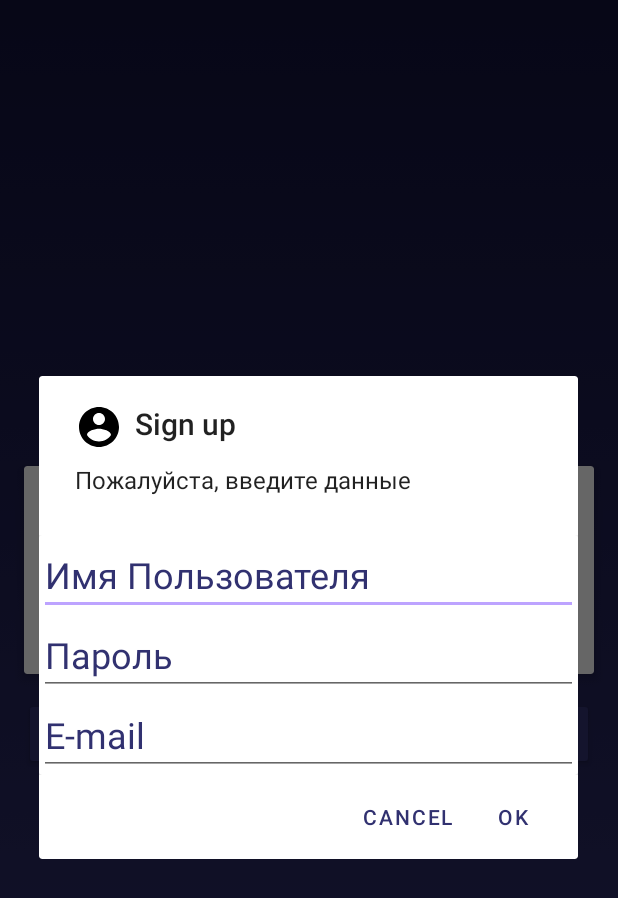
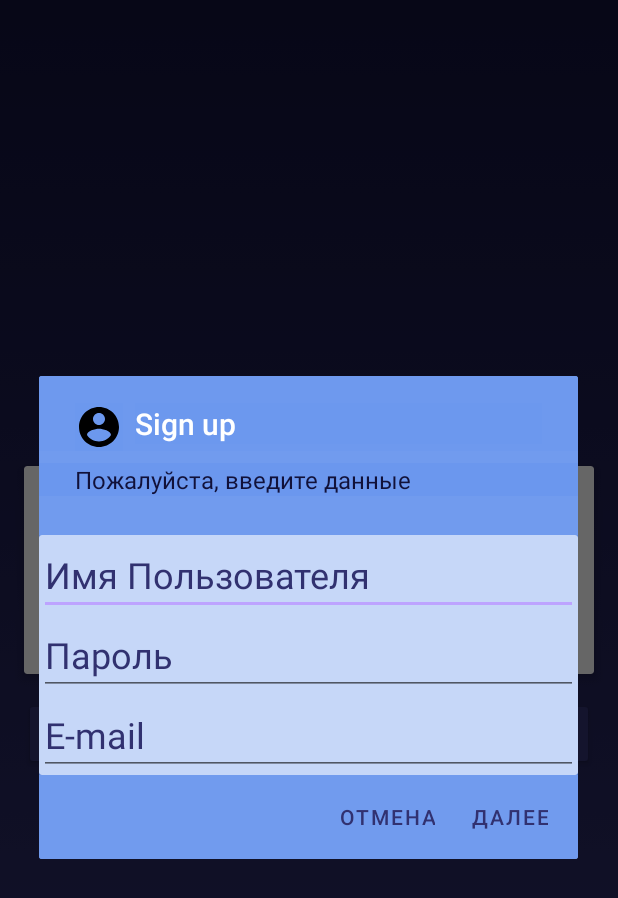
Before and after one commit to MariaForester/WhoWantsToBecomeLowLevelProgrammer, an Android app: the MultiplayerGame screen opened directly, with no data from a screen before it, after a tap on "SIGN UP", on a phone screen of 412 x 824 dp. Shown: the top 898 px of the screen. Run offline under Robolectric (Android 15) with nearby library versions, the phone set to English and light mode, and no system bars; our stand-ins replace Firebase (no records; nobody signed in at launch, a user with empty details on screens opened directly); libraries missing offline, so code that uses them is left out: com.rengwuxian.materialedittext; plain views replace MaterialEditText; 5 statements that could not run were skipped.

Commit message:
Design for alert dialog in sign-up window is changed

```diff
--- a/app/src/main/java/com/lowlevelprog/lowlevelprogrammer/MultiplayerGame.java
+++ b/app/src/main/java/com/lowlevelprog/lowlevelprogrammer/MultiplayerGame.java
@@ -52,11 +52,11 @@ public class MultiplayerGame extends AppCompatActivity {
         db = FirebaseDatabase.getInstance();
         users = db.getReference("Users");
 
-        editUser = (MaterialEditText) findViewById(R.id.user_name_editing);
-        editPassword = (MaterialEditText) findViewById(R.id.password_editing);
+        editUser = findViewById(R.id.user_name_editing);
+        editPassword = findViewById(R.id.password_editing);
 
-        btnSignIn = (Button) findViewById(R.id.btn_sign_in);
-        btnSignUp = (Button) findViewById(R.id.btn_sign_up);
+        btnSignIn = findViewById(R.id.btn_sign_in);
+        btnSignUp = findViewById(R.id.btn_sign_up);
 
         btnSignUp.setOnClickListener(new View.OnClickListener(){
             @Override
@@ -104,28 +104,31 @@ public class MultiplayerGame extends AppCompatActivity {
     }
 
     private void showSignUpDialog() {
-        AlertDialog.Builder ad = new AlertDialog.Builder(MultiplayerGame.this);
+        AlertDialog.Builder ad = new AlertDialog.Builder(MultiplayerGame.this,
+                R.style.AlertDialogStyle);
         ad.setTitle("Sign up");
         ad.setMessage("Пожалуйста, введите данные");
 
         LayoutInflater inf = this.getLayoutInflater();
         View signUpLayout = inf.inflate(R.layout.signing_up, null);
 
-        editNewUser = (MaterialEditText) signUpLayout.findViewById(R.id.new_user_name_editing);
-        editNewEmail = (MaterialEditText) signUpLayout.findViewById(R.id.new_email_editing);
-        editNewPassword = (MaterialEditText) signUpLayout.findViewById(R.id.new_password_editing);
+        editNewUser = signUpLayout.findViewById(R.id.new_user_name_editing);
+        editNewEmail = signUpLayout.findViewById(R.id.new_email_editing);
+        editNewPassword = signUpLayout.findViewById(R.id.new_password_editing);
 
         ad.setView(signUpLayout);
         ad.setIcon(R.drawable.ic_account_circle_black_24dp);
 
-        ad.setNegativeButton("Cancel", new DialogInterface.OnClickListener() {
+        ad.setNegativeButton("Отмена", new DialogInterface.OnClickListener() {
             @Override
             public void onClick(DialogInterface dialog, int which) {
                 dialog.dismiss();
             }
         });
 
-        ad.setPositiveButton("Ok", new DialogInterface.OnClickListener() {
+
+        ad.setPositiveButton("Далее", new DialogInterface.OnClickListener() {
+
             @Override
             public void onClick(DialogInterface dialog, int which) {
                 final User user = new User(editNewUser.getText().toString(),
--- a/app/src/main/res/layout/signing_up.xml
+++ b/app/src/main/res/layout/signing_up.xml
@@ -5,24 +5,27 @@
     android:layout_height="wrap_content"
     android:layout_margin="8dp"
     android:orientation="vertical"
-    app:cardElevation="4dp">
+    app:cardElevation="4dp"
+   >
 
     <LinearLayout
         android:layout_width="match_parent"
         android:layout_height="wrap_content"
-        android:orientation="vertical">
+        android:orientation="vertical"
+        android:background="@color/buttons"
+       >
 
         <com.rengwuxian.materialedittext.MaterialEditText
             android:id="@+id/new_user_name_editing"
             android:layout_width="match_parent"
             android:layout_height="wrap_content"
             android:hint="@string/user_name_rus"
-            android:textColor="@color/colorPrimary"
+            android:textColor="@color/colorPrimaryDark"
             android:textColorHint="@color/colorPrimary"
             android:textSize="24sp"
             app:met_baseColor="@color/colorPrimary"
             app:met_floatingLabel="highlight"
-            app:met_primaryColor="@color/colorPrimary"
+            app:met_primaryColor="@color/colorPrimary2"
             app:met_singleLineEllipsis="true" />
 
         <com.rengwuxian.materialedittext.MaterialEditText
--- /dev/null
+++ b/app/src/main/res/values-v21/styles.xml
@@ -0,0 +1,21 @@
+<?xml version="1.0" encoding="utf-8"?>
+<resources>
+
+    <style name="AlertDialogStyle" parent="ThemeOverlay.MaterialComponents.Dialog.Alert">
+        <item name="android:colorAccent">@color/colorAccent</item>
+        <item name="android:textColor">@color/textColor</item>
+        <item name="android:background">@color/buttons</item>
+        <item name="android:textColorPrimary">@color/colorPrimaryDark</item>
+        <item name="buttonBarNegativeButtonStyle">@style/NegativeButtonStyle</item>
+        <item name="buttonBarPositiveButtonStyle">@style/PositiveButtonStyle</item>
+    </style>
+
+    <style name="NegativeButtonStyle" parent="Widget.MaterialComponents.Button.TextButton.Dialog">
+        <item name="android:textColor">@color/colorPrimary</item>
+    </style>
+
+    <style name="PositiveButtonStyle" parent="Widget.MaterialComponents.Button.TextButton.Dialog">
+        <item name="android:textColor">@color/colorPrimary</item>
+    </style>
+
+</resources>
```
